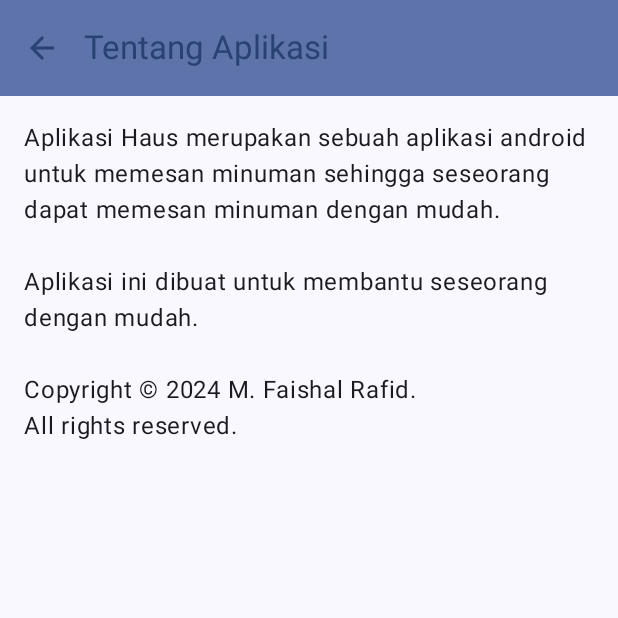
After one commit to Mfaishalrafid/Asessment-01, an Android app built with Jetpack Compose: the AboutScreen screen opened through its navigation route, on a phone screen of 412 x 824 dp, the top half of it. The commit adds this screen. Run offline under Robolectric (Android 15) with nearby library versions, the phone set to English and light mode, and no system bars.

Commit message:
07-challange

```diff
--- a/app/build.gradle.kts
+++ b/app/build.gradle.kts
@@ -59,6 +59,7 @@ dependencies {
     implementation("androidx.compose.ui:ui-graphics")
     implementation("androidx.compose.ui:ui-tooling-preview")
     implementation("androidx.compose.material3:material3")
+    implementation("androidx.navigation:navigation-compose:2.7.7")
     implementation("androidx.lifecycle:lifecycle-viewmodel-compose:2.7.0")
     implementation("com.google.ai.client.generativeai:generativeai:0.2.2")
     testImplementation("junit:junit:4.13.2")
--- a/app/src/main/java/org/d3if3073/mobpro1/MainActivity.kt
+++ b/app/src/main/java/org/d3if3073/mobpro1/MainActivity.kt
@@ -24,6 +24,7 @@ import androidx.compose.ui.Modifier
 import androidx.compose.ui.platform.LocalContext
 import androidx.compose.ui.res.stringResource
 import androidx.compose.ui.tooling.preview.Preview
+import org.d3if3073.mobpro1.navigation.SetupNavGraph
 import org.d3if3073.mobpro1.ui.screen.MainScreen
 import org.d3if3073.mobpro1.ui.theme.Mobpro1Theme
 import org.w3c.dom.Text
@@ -38,7 +39,7 @@ class MainActivity : ComponentActivity() {
                     modifier = Modifier.fillMaxSize(),
                     color = MaterialTheme.colorScheme.background
                 ) {
-                    MainScreen()
+                    SetupNavGraph()
                 }
             }
         }
--- /dev/null
+++ b/app/src/main/java/org/d3if3073/mobpro1/navigation/NavGraph.kt
@@ -0,0 +1,27 @@
+package org.d3if3073.mobpro1.navigation
+
+import androidx.compose.runtime.Composable
+import androidx.navigation.NavHostController
+import androidx.navigation.compose.NavHost
+import androidx.navigation.compose.composable
+import androidx.navigation.compose.rememberNavController
+import org.d3if3073.mobpro1.ui.screen.AboutScreen
+import org.d3if3073.mobpro1.ui.screen.MainScreen
+
+@Composable
+fun SetupNavGraph(navController: NavHostController = rememberNavController()) {
+        NavHost(
+            navController = navController,
+            startDestination = Screen.Home.route
+        ) {
+            composable(route = Screen.Home.route) {
+                MainScreen(navController)
+            }
+            composable(route = Screen.About.route) {
+                AboutScreen(navController)
+            }
+            composable(route = Screen.Haus.route) {
+
+            }
+        }
+}
--- /dev/null
+++ b/app/src/main/java/org/d3if3073/mobpro1/navigation/Screen.kt
@@ -0,0 +1,9 @@
+package org.d3if3073.mobpro1.navigation
+
+import android.health.connect.datatypes.ExerciseRoute
+
+sealed class Screen (val route: String) {
+    data object Home: Screen("mainScreen")
+    data object About: Screen("aboutScreen")
+    data object Haus: Screen("hausSreen")
+}
--- /dev/null
+++ b/app/src/main/java/org/d3if3073/mobpro1/ui/screen/AboutScreen.kt
@@ -0,0 +1,81 @@
+package org.d3if3073.mobpro1.ui.screen
+
+import android.content.res.Configuration
+import androidx.compose.foundation.layout.padding
+import androidx.compose.material.icons.Icons
+import androidx.compose.material.icons.filled.ArrowBack
+import androidx.compose.material3.ExperimentalMaterial3Api
+import androidx.compose.material3.Icon
+import androidx.compose.material3.IconButton
+import androidx.compose.material3.MaterialTheme
+import androidx.compose.material3.Scaffold
+import androidx.compose.material3.Text
+import androidx.compose.material3.TopAppBar
+import androidx.compose.material3.TopAppBarDefaults
+import androidx.compose.runtime.Composable
+import androidx.compose.ui.Modifier
+import androidx.compose.ui.res.stringResource
+import androidx.compose.ui.tooling.preview.Preview
+import androidx.compose.ui.unit.dp
+import androidx.navigation.NavHostController
+import androidx.navigation.compose.rememberNavController
+import org.d3if3073.mobpro1.R
+import org.d3if3073.mobpro1.ui.theme.Mobpro1Theme
+
+
+@Preview(showBackground = true)
+@Preview(uiMode = Configuration.UI_MODE_NIGHT_YES, showBackground = true)
+@Composable
+fun AboutScreenPreview() {
+    Mobpro1Theme {
+        MainScreen(rememberNavController())
+    }
+}
+
+@OptIn(ExperimentalMaterial3Api::class)
+@Composable
+fun AboutScreen(navController: NavHostController) {
+
+    Scaffold(
+        topBar = {
+            TopAppBar(
+                navigationIcon = {
+                    IconButton(onClick = { navController.popBackStack() }) {
+                        Icon(
+                            imageVector = Icons.Filled.ArrowBack,
+                            contentDescription = stringResource(R.string.kembali),
+                            tint = MaterialTheme.colorScheme.primary
+                        )
+                    }
+                },
+                title = {
+                    Text(text = stringResource(id = R.string.tentang_aplikasi))
+                },
+                colors = TopAppBarDefaults.mediumTopAppBarColors(
+                    containerColor = MaterialTheme.colorScheme.primaryContainer,
+                    titleContentColor = MaterialTheme.colorScheme.primary,
+                )
+            )
+        }
+//        floatingActionButton = {
+//            FloatingActionButton(
+//                onClick = {
+//                    Toast.makeText(context, R.string.tambah_error, Toast.LENGTH_SHORT).show()
+//                }
+//            ) {
+//                Icon(
+//                    imageVector = Icons.Filled.Add,
+//                    contentDescription = stringResource(R.string.tambah_catatan),
+//                    tint = MaterialTheme.colorScheme.primary
+//                )
+//            }
+//        }
+    ) { padding ->
+        Text(
+            text = stringResource(R.string.copyright),
+            modifier = Modifier
+                .padding(padding)
+                .padding(16.dp)
+        )
+    }
+}
--- a/app/src/main/java/org/d3if3073/mobpro1/ui/screen/MainScreen.kt
+++ b/app/src/main/java/org/d3if3073/mobpro1/ui/screen/MainScreen.kt
@@ -20,11 +20,12 @@ import androidx.compose.foundation.lazy.LazyColumn
 import androidx.compose.foundation.lazy.items
 import androidx.compose.material.icons.Icons
 import androidx.compose.material.icons.filled.Add
+import androidx.compose.material.icons.outlined.Info
 import androidx.compose.material3.Divider
 import androidx.compose.material3.ExperimentalMaterial3Api
 import androidx.compose.material3.FloatingActionButton
 import androidx.compose.material3.Icon
-import androidx.compose.material3.LocalContentColor
+import androidx.compose.material3.IconButton
 import androidx.compose.material3.MaterialTheme
 import androidx.compose.material3.Scaffold
 import androidx.compose.material3.Surface
@@ -34,7 +35,6 @@ import androidx.compose.material3.TopAppBarDefaults
 import androidx.compose.runtime.Composable
 import androidx.compose.ui.Alignment
 import androidx.compose.ui.Modifier
-import androidx.compose.ui.modifier.modifierLocalConsumer
 import androidx.compose.ui.platform.LocalContext
 import androidx.compose.ui.res.stringResource
 import androidx.compose.ui.text.font.FontWeight
@@ -42,8 +42,10 @@ import androidx.compose.ui.text.style.TextOverflow
 import androidx.compose.ui.tooling.preview.Preview
 import androidx.compose.ui.unit.dp
 import androidx.lifecycle.viewmodel.compose.viewModel
-import com.google.ai.client.generativeai.type.content
+import androidx.navigation.NavHostController
+import androidx.navigation.compose.rememberNavController
 import org.d3if3073.mobpro1.model.Catatan
+import org.d3if3073.mobpro1.navigation.Screen
 import org.d3if3073.mobpro1.screen.MainViewModel
 import org.d3if3073.mobpro1.ui.theme.Mobpro1Theme
 
@@ -57,7 +59,7 @@ class MainActivity : ComponentActivity() {
                     modifier = Modifier.fillMaxSize(),
                     color = MaterialTheme.colorScheme.background
                 ) {
-                    MainScreen()
+                    MainScreen(rememberNavController())
                 }
             }
         }
@@ -79,13 +81,13 @@ class MainActivity : ComponentActivity() {
 @Composable
 fun ScreenPreview() {
     Mobpro1Theme {
-        MainScreen()
+        MainScreen(rememberNavController())
     }
 }
 
 @OptIn(ExperimentalMaterial3Api::class)
 @Composable
-fun MainScreen() {
+fun MainScreen(navController: NavHostController) {
     val context = LocalContext.current
     Scaffold (
         topBar = {
@@ -96,7 +98,16 @@ fun MainScreen() {
                 colors = TopAppBarDefaults.mediumTopAppBarColors(
                     containerColor = MaterialTheme.colorScheme.primaryContainer,
                     titleContentColor = MaterialTheme.colorScheme.primary,
-                )
+                ),
+                actions = {
+                    IconButton(onClick = { navController.navigate(Screen.About.route) }) {
+                        Icon(
+                            imageVector = Icons.Outlined.Info,
+                            contentDescription = stringResource(R.string.tentang_aplikasi),
+                            tint = MaterialTheme.colorScheme.primary
+                        )
+                    }
+                }
             )
         },
         floatingActionButton = {
--- a/app/src/main/res/values/strings.xml
+++ b/app/src/main/res/values/strings.xml
@@ -4,5 +4,12 @@
     <string name="x_diklik">%1$s diklik!</string>
     <string name="tambah_catatan">Tambah catatan</string>
     <string name="tambah_error">Belum bisa tambah catatan.</string>
+    <string name="tentang_aplikasi">Tentang Aplikasi</string>
+    <string name="copyright">Aplikasi Haus merupakan sebuah aplikasi android untuk
+    memesan minuman sehingga seseorang dapat memesan minuman dengan mudah. \n \nAplikasi ini dibuat untuk
+    membantu seseorang dengan mudah. \n\nCopyright © 2024 M. Faishal Rafid. \nAll rights
+    reserved.</string>
+    <string name="kembali">Kembali</string>
+    <string name="haus">Haus</string>
 
 </resources>
```
Also changed, not shown: app/src/main/java/org/d3if3073/mobpro1/ui/screen/HausScreen.kt (added, +175 -0 lines).
